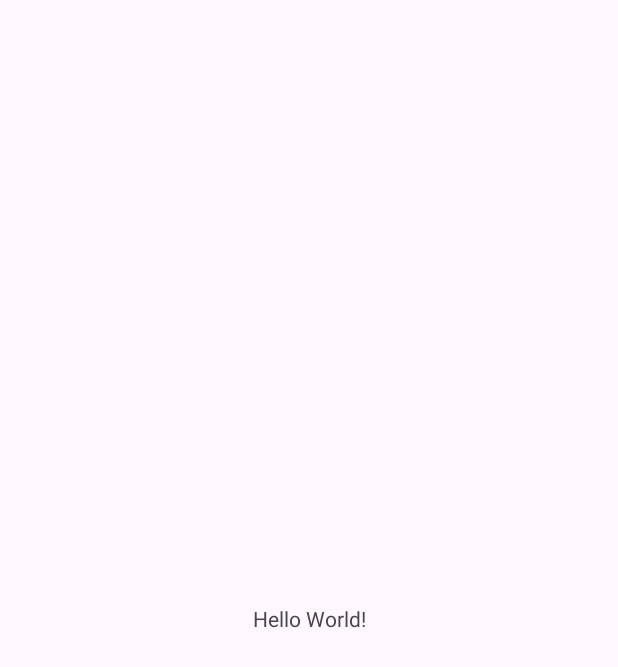
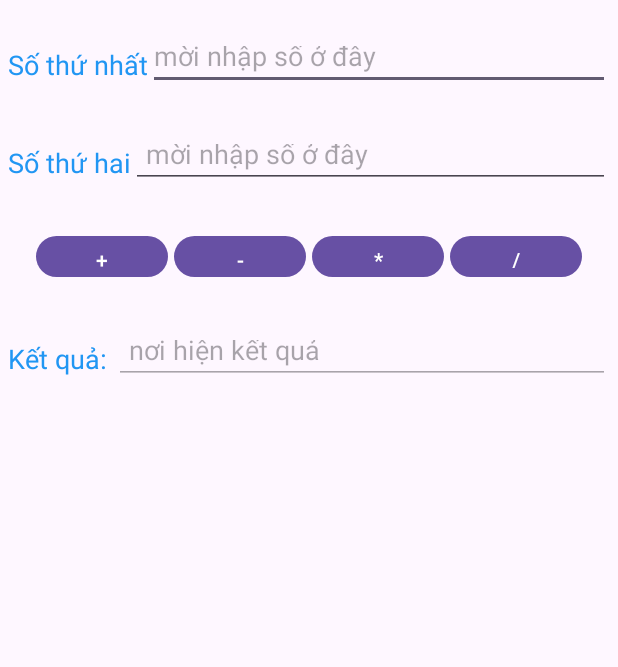
Before and after one commit to ptns-12/63139001-AndroidProgramming, an Android app: the screen it shows after launch (MainActivity), on a phone screen of 412 x 824 dp. Before the commit the part shown is almost empty. Shown: the top 667 px of the screen. Run offline under Robolectric (Android 15) with nearby library versions, the phone set to English and light mode, and no system bars.

Commit message:
update 1

```diff
--- a/Ex5/app/src/main/res/layout/activity_main.xml
+++ b/Ex5/app/src/main/res/layout/activity_main.xml
@@ -1,19 +1,103 @@
 <?xml version="1.0" encoding="utf-8"?>
-<androidx.constraintlayout.widget.ConstraintLayout xmlns:android="http://schemas.android.com/apk/res/android"
+<LinearLayout xmlns:android="http://schemas.android.com/apk/res/android"
     xmlns:app="http://schemas.android.com/apk/res-auto"
     xmlns:tools="http://schemas.android.com/tools"
     android:id="@+id/main"
     android:layout_width="match_parent"
     android:layout_height="match_parent"
+    android:orientation="vertical"
     tools:context=".MainActivity">
 
-    <TextView
-        android:layout_width="wrap_content"
-        android:layout_height="wrap_content"
-        android:text="Hello World!"
-        app:layout_constraintBottom_toBottomOf="parent"
-        app:layout_constraintEnd_toEndOf="parent"
-        app:layout_constraintStart_toStartOf="parent"
-        app:layout_constraintTop_toTopOf="parent" />
+    <LinearLayout
+        android:layout_width="match_parent"
+        android:padding="5dp"
+        android:orientation="horizontal"
+        android:layout_marginTop="15dp"
+        android:layout_height="50dp">
+        <TextView
+            android:layout_width="wrap_content"
+            android:layout_height="wrap_content"
+            android:text="Số thứ nhất"
+            android:textSize="18dp"
+            android:textColor="#2196F3"/>
+        <EditText
+            android:id="@+id/edtSo1"
+            android:layout_width="match_parent"
+            android:layout_height="wrap_content"
+            android:hint="mời nhập số ở đây"/>
+    </LinearLayout>
+    <LinearLayout
+        android:layout_width="match_parent"
+        android:padding="5dp"
+        android:orientation="horizontal"
+        android:layout_marginTop="15dp"
+        android:layout_height="50dp">
+        <TextView
+            android:layout_width="wrap_content"
+            android:layout_height="wrap_content"
+            android:text="Số thứ hai"
+            android:textSize="18dp"
+            android:textColor="#2196F3"/>
+        <EditText
+            android:id="@+id/edtSo2"
+            android:paddingLeft="10dp"
+            android:layout_width="match_parent"
+            android:layout_height="wrap_content"
+            android:hint="mời nhập số ở đây"/>
+    </LinearLayout>
 
-</androidx.constraintlayout.widget.ConstraintLayout>
+    <LinearLayout
+        android:layout_width="match_parent"
+        android:padding="5dp"
+        android:orientation="horizontal"
+        android:layout_marginTop="15dp"
+        android:gravity="center_horizontal"
+        android:layout_height="50dp">
+
+        <Button
+            android:id="@+id/btnCong"
+            android:layout_margin="2dp"
+            android:layout_width="wrap_content"
+            android:layout_height="wrap_content"
+            android:text="+"/>
+        <Button
+            android:id="@+id/btnTru"
+            android:layout_margin="2dp"
+            android:layout_width="wrap_content"
+            android:layout_height="wrap_content"
+            android:text="-"/>
+        <Button
+            android:id="@+id/btnNhan"
+            android:layout_margin="2dp"
+            android:layout_width="wrap_content"
+            android:layout_height="wrap_content"
+            android:text="*"/>
+        <Button
+            android:id="@+id/btnChia"
+            android:layout_margin="2dp"
+            android:layout_width="wrap_content"
+            android:layout_height="wrap_content"
+            android:text="/"/>
+    </LinearLayout>
+
+    <LinearLayout
+        android:layout_width="match_parent"
+        android:padding="5dp"
+        android:orientation="horizontal"
+        android:layout_marginTop="15dp"
+        android:layout_height="50dp">
+        <TextView
+            android:layout_width="wrap_content"
+            android:layout_height="wrap_content"
+            android:text="Kết quả: "
+            android:textSize="18dp"
+            android:textColor="#2196F3"/>
+        <EditText
+            android:id="@+id/edtKetQua"
+            android:paddingLeft="10dp"
+            android:layout_width="match_parent"
+            android:layout_height="wrap_content"
+            android:hint="nơi hiện kết quả "
+            android:enabled="false"/>
+    </LinearLayout>
+</LinearLayout>
```
